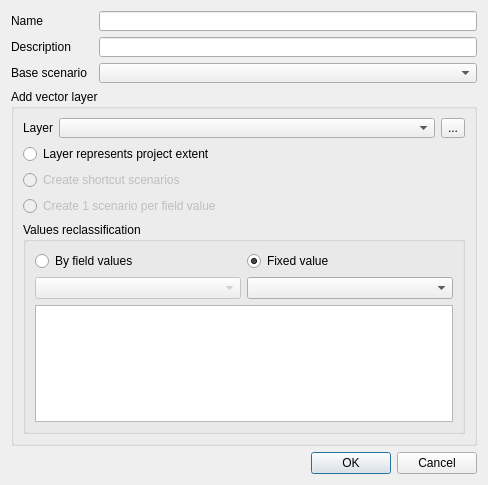
MathieuChailloux/MitiConnect, file ui/scenario_dialog.ui: the form before one commit.
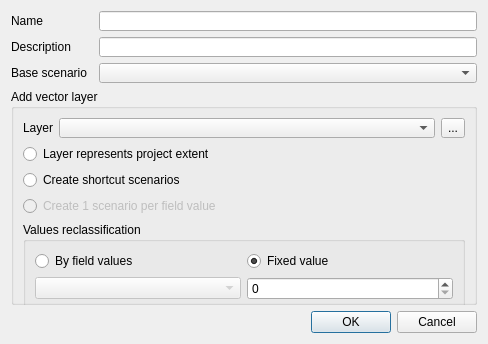
The form after the commit. Custom widgets are drawn as their Qt base class.

Commit message: Reclass fixed value back to spin box

Diff of the .ui file:
```diff
--- a/ui/scenario_dialog.ui
+++ b/ui/scenario_dialog.ui
@@ -7,7 +7,7 @@
     <x>0</x>
     <y>0</y>
     <width>488</width>
-    <height>485</height>
+    <height>344</height>
    </rect>
   </property>
   <property name="minimumSize">
@@ -172,7 +172,7 @@
       <item row="2" column="0">
        <widget class="QRadioButton" name="scShort">
         <property name="enabled">
-         <bool>false</bool>
+         <bool>true</bool>
         </property>
         <property name="minimumSize">
          <size>
@@ -234,9 +234,6 @@
          <string>Values reclassification</string>
         </property>
         <layout class="QGridLayout" name="gridLayout">
-         <item row="3" column="0" colspan="2">
-          <widget class="QTableView" name="scDialogView"/>
-         </item>
          <item row="0" column="0">
           <widget class="QRadioButton" name="scFieldMode">
            <property name="enabled">
@@ -289,7 +286,7 @@
           </widget>
          </item>
          <item row="1" column="1">
-          <widget class="QComboBox" name="scBurnVal"/>
+          <widget class="QSpinBox" name="scBurnVal"/>
          </item>
         </layout>
        </widget>
```
Left out of the diff: 26 changed lines with no effect on the pictures. The commit also changes 9 other files.
